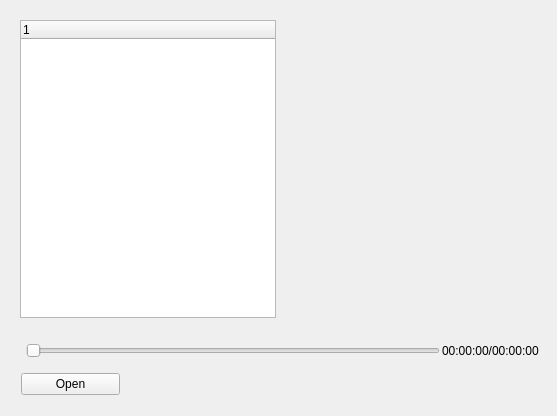
First picture: the form in player/reviewwidget.ui, repository wangpengcheng/OfflineMapTest, before the edit.
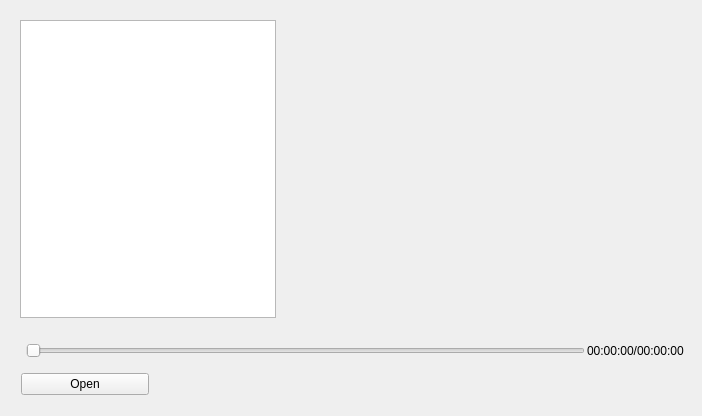
Second picture: the form after the edit. Custom widgets are drawn as their Qt base class.

What changed in the file:
```diff
--- a/player/reviewwidget.ui
+++ b/player/reviewwidget.ui
@@ -6,7 +6,7 @@
    <rect>
     <x>0</x>
     <y>0</y>
-    <width>557</width>
+    <width>702</width>
     <height>416</height>
    </rect>
   </property>
@@ -19,7 +19,7 @@
      <property name="styleSheet">
       <string notr="true">font: 9pt &quot;微软雅黑&quot;;</string>
      </property>
-     <layout class="QHBoxLayout" name="horizontalLayout_3" stretch="1,4">
+     <layout class="QHBoxLayout" name="horizontalLayout_3" stretch="1,5,5">
       <property name="spacing">
        <number>9</number>
       </property>
@@ -49,6 +49,12 @@
           <height>0</height>
          </size>
         </property>
+        <property name="columnCount">
+         <number>1</number>
+        </property>
+        <attribute name="headerVisible">
+         <bool>false</bool>
+        </attribute>
         <column>
          <property name="text">
           <string notr="true">1</string>
@@ -70,6 +76,9 @@
         <layout class="QVBoxLayout" name="verticalLayout_2"/>
        </widget>
       </item>
+      <item>
+       <widget class="QWidget" name="re_map_control_widget" native="true"/>
+      </item>
      </layout>
     </widget>
    </item>
```
